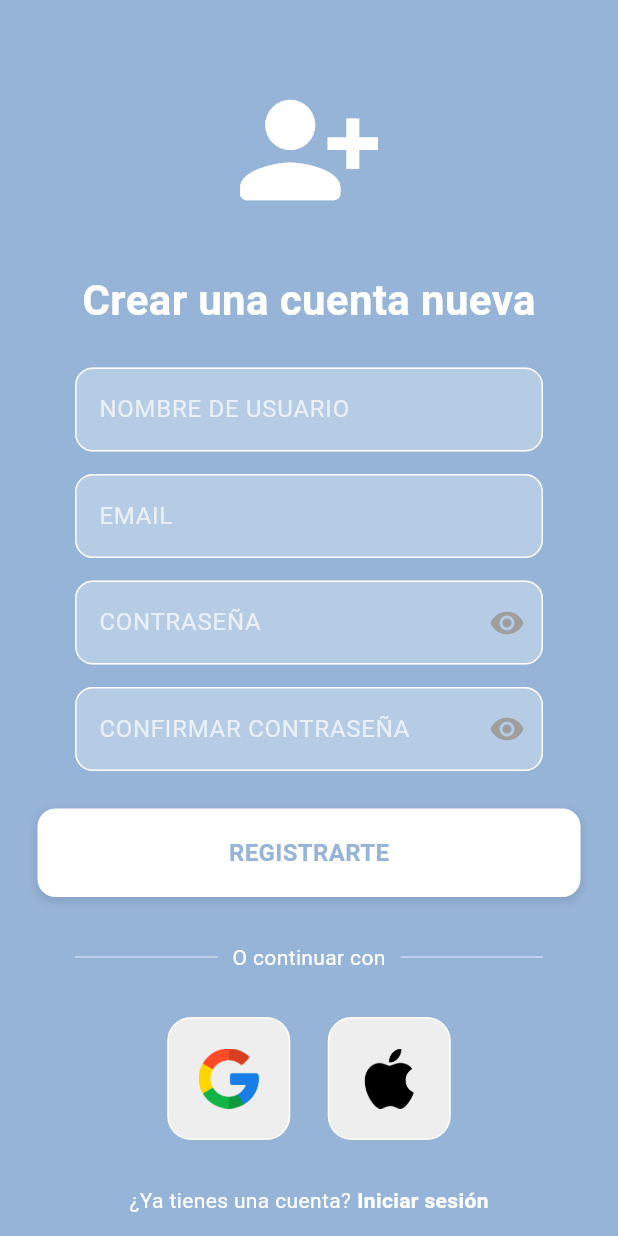
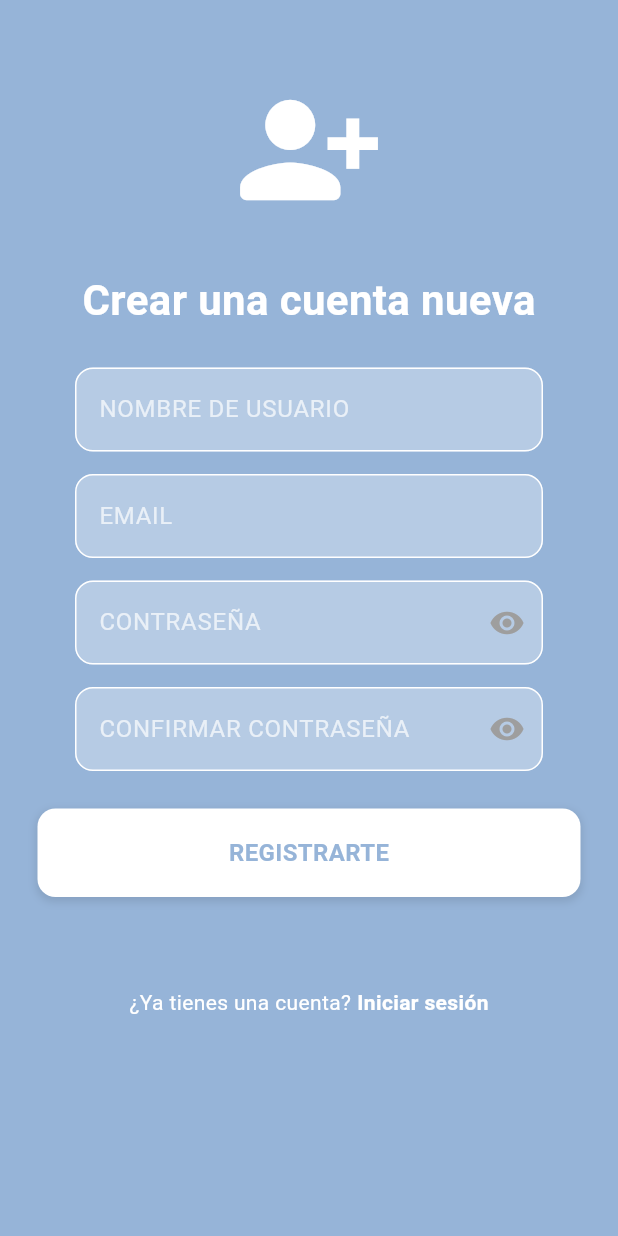
Before and after one commit to YairFJ/Flutter_App, a Flutter app: the SignUpScreen screen opened by its route, on a phone screen of 412 x 824 dp. Run offline on Flutter 3.47's test engine with Material 3 defaults, Android fonts, the phone set to English and light mode, and no system bars; our stand-ins replace cloud_firestore, firebase_auth, firebase_core, flutter_dotenv, google_sign_in, pdf and 3 more; missing offline and left inert: soundpool; accounts and stored records are empty.

Commit message:
quite boton google y app

```diff
--- a/lib/screens/signup_screen.dart
+++ b/lib/screens/signup_screen.dart
@@ -378,7 +378,7 @@ class _SignUpScreenState extends State<SignUpScreen> {
                   const SizedBox(height: 30),
 
                   // or continue with
-                  Padding(
+                  /*Padding(
                     padding: const EdgeInsets.symmetric(horizontal: 25.0),
                     child: Row(
                       children: [
@@ -427,7 +427,7 @@ class _SignUpScreenState extends State<SignUpScreen> {
                         ),
                       ),
                     ],
-                  ),
+                  ),*/
 
                   const SizedBox(height: 30),
 
```
